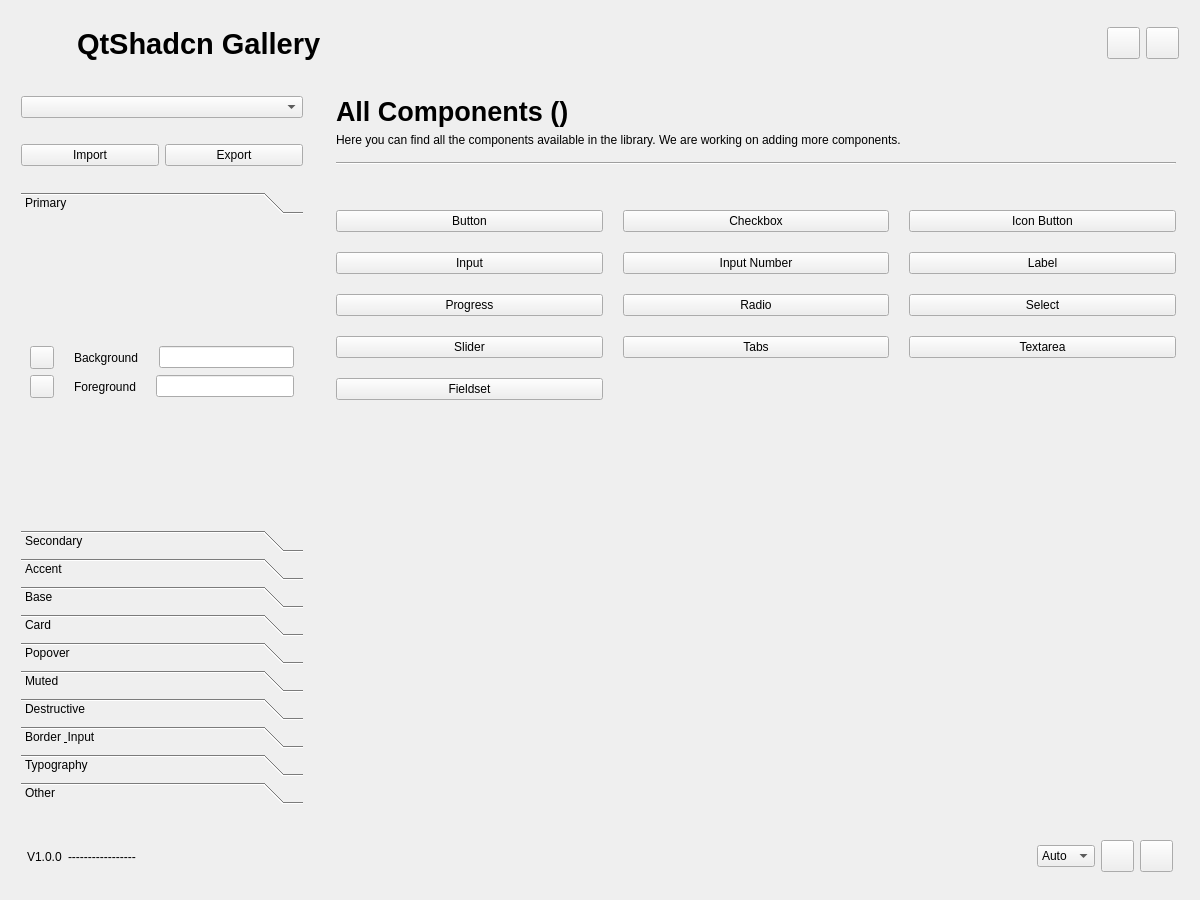
BugCodeX/QtShadcn, file examples/gallery/main_window.ui: the form before one commit.
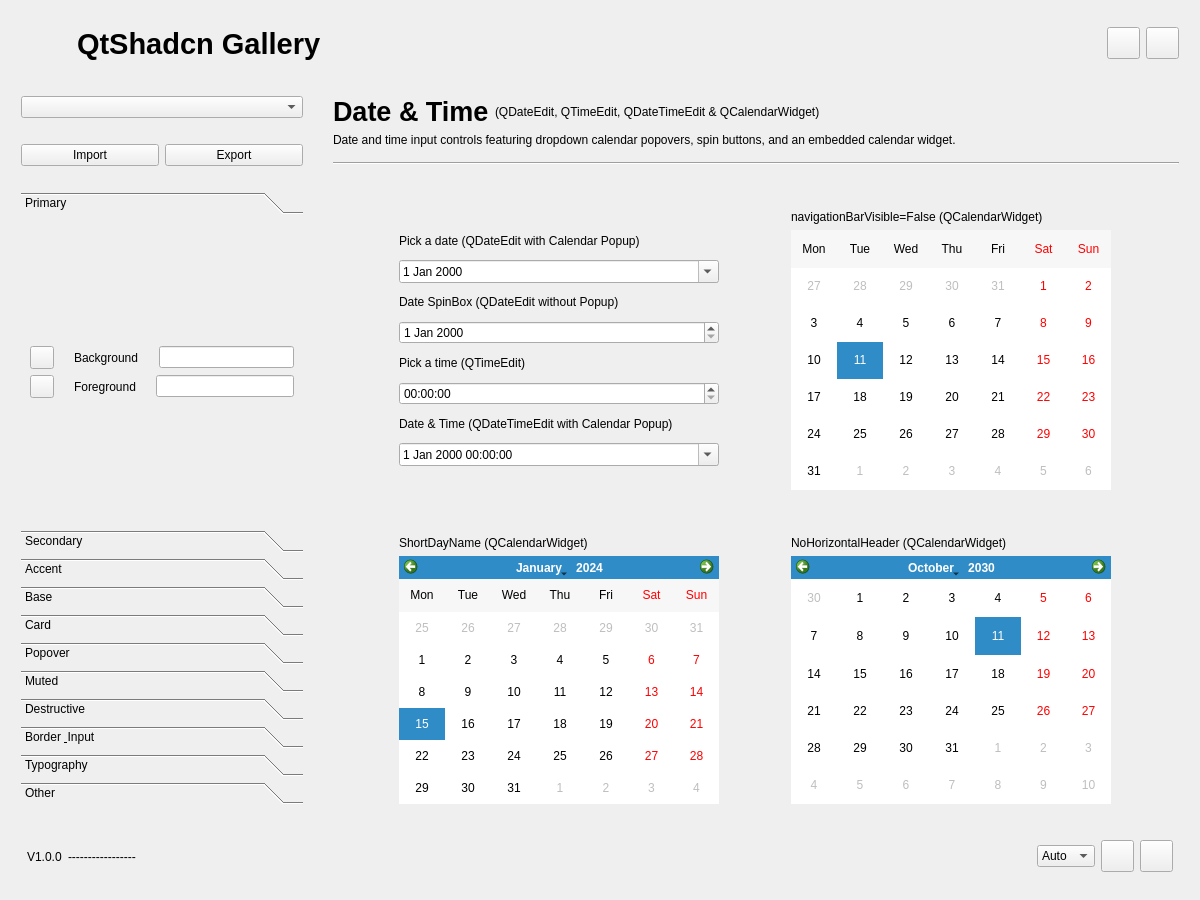
The form after the commit. The open tabs and pages were chosen to show the change. Icons and pictures are not drawn.

Commit message: feat(gallery): add Date & Time showcase and refine calendar styles

```diff
--- a/examples/gallery/main_window.ui
+++ b/examples/gallery/main_window.ui
@@ -3052,6 +3052,330 @@
           </item>
          </layout>
         </widget>
+        <widget class="QWidget" name="datetime_page">
+         <layout class="QVBoxLayout" name="verticalLayout_59">
+          <item>
+           <layout class="QVBoxLayout" name="verticalLayout_header_3">
+            <property name="bottomMargin">
+             <number>9</number>
+            </property>
+            <item>
+             <layout class="QHBoxLayout" name="horizontalLayout_title_3">
+              <item>
+               <widget class="QLabel" name="label_title_3">
+                <property name="sizePolicy">
+                 <sizepolicy hsizetype="Fixed" vsizetype="Preferred">
+                  <horstretch>0</horstretch>
+                  <verstretch>0</verstretch>
+                 </sizepolicy>
+                </property>
+                <property name="styleSheet">
+                 <string notr="true">font-size: 20pt; font-weight: 600;</string>
+                </property>
+                <property name="text">
+                 <string>Date &amp; Time</string>
+                </property>
+               </widget>
+              </item>
+              <item>
+               <widget class="QLabel" name="label_subtitle_3">
+                <property name="text">
+                 <string>(QDateEdit, QTimeEdit, QDateTimeEdit &amp; QCalendarWidget)</string>
+                </property>
+               </widget>
+              </item>
+             </layout>
+            </item>
+            <item>
+             <widget class="QLabel" name="label_description_3">
+              <property name="text">
+               <string>Date and time input controls featuring dropdown calendar popovers, spin buttons, and an embedded calendar widget.</string>
+              </property>
+              <property name="wordWrap">
+               <bool>true</bool>
+              </property>
+              <property name="class" stdset="0">
+               <string>muted</string>
+              </property>
+             </widget>
+            </item>
+           </layout>
+          </item>
+          <item>
+           <widget class="Line" name="line_20">
+            <property name="minimumSize">
+             <size>
+              <width>0</width>
+              <height>2</height>
+             </size>
+            </property>
+            <property name="maximumSize">
+             <size>
+              <width>16777215</width>
+              <height>2</height>
+             </size>
+            </property>
+            <property name="orientation">
+             <enum>Qt::Orientation::Horizontal</enum>
+            </property>
+           </widget>
+          </item>
+          <item>
+           <layout class="QGridLayout" name="gridLayout_8">
+            <property name="horizontalSpacing">
+             <number>6</number>
+            </property>
+            <item row="4" column="0">
+             <widget class="QCalendarWidget" name="calendar_widget_demo_3">
+              <property name="maximumSize">
+               <size>
+                <width>320</width>
+                <height>260</height>
+               </size>
+              </property>
+              <property name="gridVisible">
+               <bool>false</bool>
+              </property>
+              <property name="horizontalHeaderFormat">
+               <enum>QCalendarWidget::HorizontalHeaderFormat::ShortDayNames</enum>
+              </property>
+              <property name="verticalHeaderFormat">
+               <enum>QCalendarWidget::VerticalHeaderFormat::NoVerticalHeader</enum>
+              </property>
+              <property name="navigationBarVisible">
+               <bool>true</bool>
+              </property>
+             </widget>
+            </item>
+            <item row="2" column="1">
+             <layout class="QVBoxLayout" name="verticalLayout_63">
+              <item>
+               <spacer name="verticalSpacer_75">
+                <property name="orientation">
+                 <enum>Qt::Orientation::Vertical</enum>
+                </property>
+                <property name="sizeHint" stdset="0">
+                 <size>
+                  <width>20</width>
+                  <height>40</height>
+                 </size>
+                </property>
+               </spacer>
+              </item>
+              <item>
+               <widget class="QLabel" name="label_datetime_edit_4">
+                <property name="text">
+                 <string>navigationBarVisible=False (QCalendarWidget)</string>
+                </property>
+                <property name="class" stdset="0">
+                 <string>small</string>
+                </property>
+               </widget>
+              </item>
+              <item>
+               <widget class="QCalendarWidget" name="calendar_widget_demo_6">
+                <property name="minimumSize">
+                 <size>
+                  <width>0</width>
+                  <height>260</height>
+                 </size>
+                </property>
+                <property name="maximumSize">
+                 <size>
+                  <width>320</width>
+                  <height>260</height>
+                 </size>
+                </property>
+                <property name="selectedDate">
+                 <date>
+                  <year>2026</year>
+                  <month>8</month>
+                  <day>11</day>
+                 </date>
+                </property>
+                <property name="maximumDate">
+                 <date>
+                  <year>9999</year>
+                  <month>12</month>
+                  <day>31</day>
+                 </date>
+                </property>
+                <property name="gridVisible">
+                 <bool>false</bool>
+                </property>
+                <property name="verticalHeaderFormat">
+                 <enum>QCalendarWidget::VerticalHeaderFormat::NoVerticalHeader</enum>
+                </property>
+                <property name="navigationBarVisible">
+                 <bool>false</bool>
+                </property>
+               </widget>
+              </item>
+              <item>
+               <spacer name="verticalSpacer_35">
+                <property name="orientation">
+                 <enum>Qt::Orientation::Vertical</enum>
+                </property>
+                <property name="sizeHint" stdset="0">
+                 <size>
+                  <width>20</width>
+                  <height>40</height>
+                 </size>
+                </property>
+               </spacer>
+              </item>
+             </layout>
+            </item>
+            <item row="4" column="1">
+             <widget class="QCalendarWidget" name="calendar_widget_demo_5">
+              <property name="maximumSize">
+               <size>
+                <width>320</width>
+                <height>260</height>
+               </size>
+              </property>
+              <property name="selectedDate">
+               <date>
+                <year>2030</year>
+                <month>10</month>
+                <day>11</day>
+               </date>
+              </property>
+              <property name="gridVisible">
+               <bool>false</bool>
+              </property>
+              <property name="horizontalHeaderFormat">
+               <enum>QCalendarWidget::HorizontalHeaderFormat::NoHorizontalHeader</enum>
+              </property>
+              <property name="verticalHeaderFormat">
+               <enum>QCalendarWidget::VerticalHeaderFormat::NoVerticalHeader</enum>
+              </property>
+              <property name="dateEditEnabled">
+               <bool>true</bool>
+              </property>
+             </widget>
+            </item>
+            <item row="2" column="0">
+             <layout class="QVBoxLayout" name="verticalLayout_datetime_inputs">
+              <property name="spacing">
+               <number>12</number>
+              </property>
+              <item>
+               <spacer name="verticalSpacer_76">
+                <property name="orientation">
+                 <enum>Qt::Orientation::Vertical</enum>
+                </property>
+                <property name="sizeHint" stdset="0">
+                 <size>
+                  <width>20</width>
+                  <height>40</height>
+                 </size>
+                </property>
+               </spacer>
+              </item>
+              <item>
+               <widget class="QLabel" name="label_52">
+                <property name="text">
+                 <string>Pick a date (QDateEdit with Calendar Popup)</string>
+                </property>
+                <property name="class" stdset="0">
+                 <string>small</string>
+                </property>
+               </widget>
+              </item>
+              <item>
+               <widget class="QDateEdit" name="date_edit_picker">
+                <property name="calendarPopup">
+                 <bool>true</bool>
+                </property>
+               </widget>
+              </item>
+              <item>
+               <widget class="QLabel" name="label_date_spin">
+                <property name="text">
+                 <string>Date SpinBox (QDateEdit without Popup)</string>
+                </property>
+                <property name="class" stdset="0">
+                 <string>small</string>
+                </property>
+               </widget>
+              </item>
+              <item>
+               <widget class="QDateEdit" name="date_edit_spin">
+                <property name="calendarPopup">
+                 <bool>false</bool>
+                </property>
+               </widget>
+              </item>
+              <item>
+               <widget class="QLabel" name="label_time_edit">
+                <property name="text">
+                 <string>Pick a time (QTimeEdit)</string>
+                </property>
+                <property name="class" stdset="0">
+                 <string>small</string>
+                </property>
+               </widget>
+              </item>
+              <item>
+               <widget class="QTimeEdit" name="time_edit_picker"/>
+              </item>
+              <item>
+               <widget class="QLabel" name="label_datetime_edit">
+                <property name="text">
+                 <string>Date &amp; Time (QDateTimeEdit with Calendar Popup)</string>
+                </property>
+                <property name="class" stdset="0">
+                 <string>small</string>
+                </property>
+               </widget>
+              </item>
+              <item>
+               <widget class="QDateTimeEdit" name="datetime_edit_picker">
+                <property name="calendarPopup">
+                 <bool>true</bool>
+                </property>
+               </widget>
+              </item>
+              <item>
+               <spacer name="verticalSpacer_31">
+                <property name="orientation">
+                 <enum>Qt::Orientation::Vertical</enum>
+                </property>
+                <property name="sizeHint" stdset="0">
+                 <size>
+                  <width>20</width>
+                  <height>40</height>
+                 </size>
+                </property>
+               </spacer>
+              </item>
+             </layout>
+            </item>
+            <item row="3" column="1">
+             <widget class="QLabel" name="label_datetime_edit_2">
+              <property name="text">
+               <string>NoHorizontalHeader (QCalendarWidget)</string>
+              </property>
+              <property name="class" stdset="0">
+               <string>small</string>
+              </property>
+             </widget>
+            </item>
+            <item row="3" column="0">
+             <widget class="QLabel" name="label_datetime_edit_3">
+              <property name="text">
+               <string>ShortDayName (QCalendarWidget)</string>
+              </property>
+              <property name="class" stdset="0">
+               <string>small</string>
+              </property>
+             </widget>
+            </item>
+           </layout>
+          </item>
+         </layout>
+        </widget>
         <widget class="QWidget" name="overview_page">
          <layout class="QVBoxLayout" name="verticalLayout_7">
           <property name="leftMargin">
```
Left out of the diff: 26 changed lines with no effect on the pictures. The commit also changes 3 other files.
